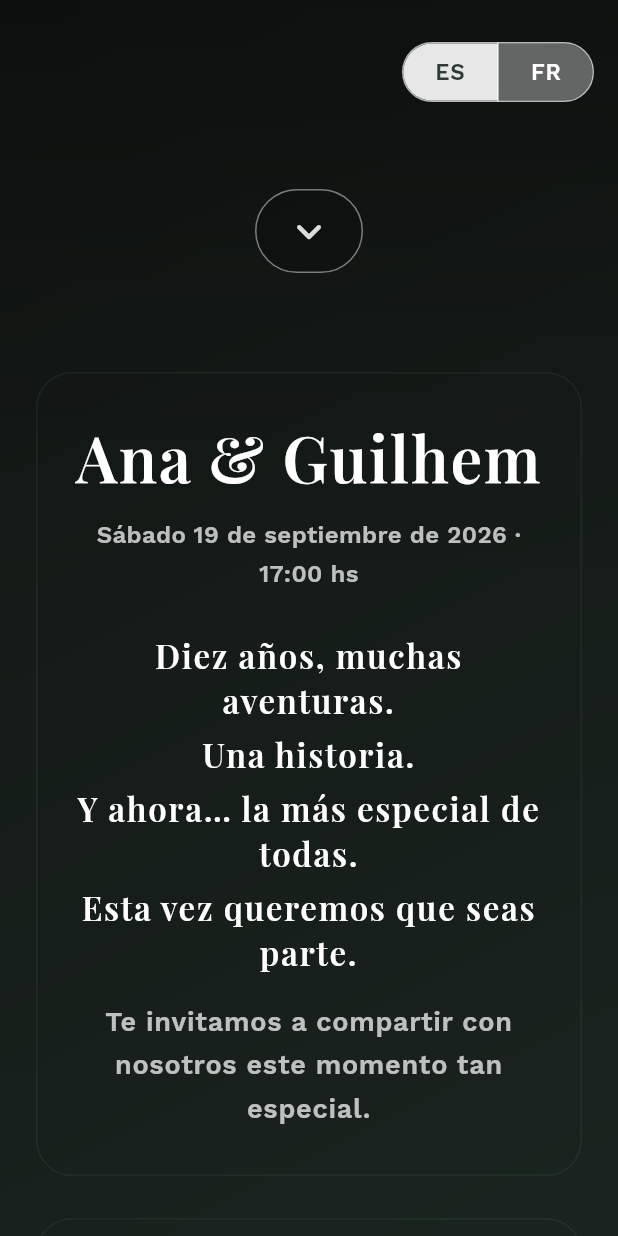
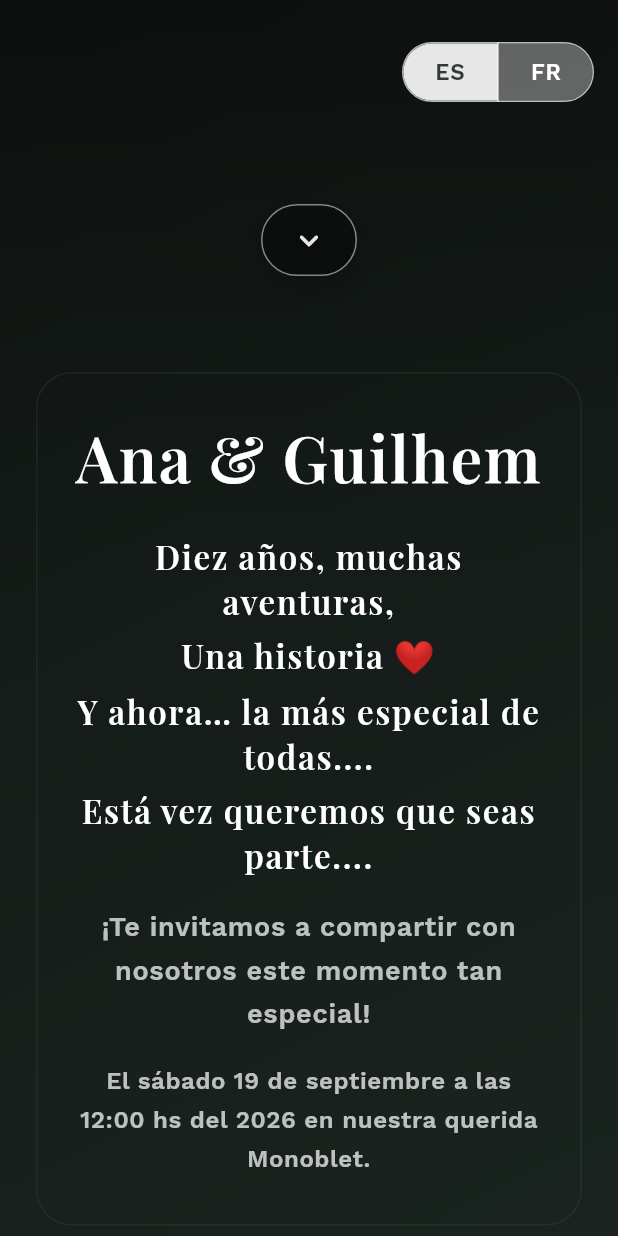
Before and after one commit to GonzaGarcia01914/ana_and_guille_wedding, a Flutter app: the screen it shows after launch, scrolled down 576 dp, on a phone screen of 412 x 824 dp. Run offline on Flutter 3.47's test engine with Material 3 defaults, Android fonts, the phone set to English and light mode, and no system bars; our stand-ins replace google_fonts; missing offline and left inert: dart:html, dart:ui_web.

Commit message:
version_0.0.1

```diff
--- a/lib/main.dart
+++ b/lib/main.dart
@@ -170,12 +170,13 @@ class WeddingInvitationPage extends StatefulWidget {
     coupleNames: 'Ana & Guilhem',
     videoUrl: 'assets/media/hero.mp4',
     mapUrl: 'https://maps.app.goo.gl/HyyjJ1SwnHrW1MUf9',
-    rsvpEmail: 'confirmaciones@bodalauraydaniel.com',
-    rsvpPhoneNumber: '5491112345678',
+    rsvpEmail: 'anakarinagarcia@gmail.com',
+    rsvpPhoneNumber: '595986561861',
     localized: {
       InvitationLocale.es: LocaleStrings(
         heroTagline: '',
-        celebrationDate: 'Sábado 19 de septiembre de 2026 · 17:00 hs',
+        celebrationDate:
+            'El sábado 19 de septiembre a las 12:00 hs del 2026 en nuestra querida Monoblet.',
         countdownTitle: 'Cuenta regresiva',
         countdownSubtitle: 'Hasta el 19 de septiembre de 2026',
         countdownLeadLabel: 'Faltan',
@@ -185,13 +186,13 @@ class WeddingInvitationPage extends StatefulWidget {
         minutesLabel: 'Minutos',
         secondsLabel: 'Segundos',
         storyLines: [
-          'Diez años, muchas aventuras.',
-          'Una historia.',
-          'Y ahora… la más especial de todas.',
-          'Esta vez queremos que seas parte.',
+          'Diez años, muchas aventuras,',
+          'Una historia ❤️',
+          'Y ahora… la más especial de todas....',
+          'Está vez queremos que seas parte....',
         ],
         storyInvite:
-            'Te invitamos a compartir con nosotros este momento tan especial.',
+            '¡Te invitamos a compartir con nosotros este momento tan especial!',
         locationTitle: 'Ubicación',
         venueName: 'Le Chat',
         locationSummary: 'Monoblet, Francia',
@@ -214,14 +215,15 @@ class WeddingInvitationPage extends StatefulWidget {
             'Elegante relajado en tonos neutros, tierra o verdes suaves.',
         registryLabel: 'Regalo',
         registryNote:
-            'Tu presencia es nuestro mejor regalo. Si deseás acompañarnos con un detalle, habrá una urna durante la recepción.',
+            'Tu presencia es nuestro mejor regalo. Si deseas acompañarnos con un detalle, habrá una urna durante la recepción.',
         footerMessage: 'Gracias por ser parte de este capítulo tan importante.',
         linkErrorMessage:
             'No pudimos abrir el enlace. Podés copiarlo desde la invitación.',
       ),
       InvitationLocale.fr: LocaleStrings(
         heroTagline: '',
-        celebrationDate: 'Samedi 19 septembre 2026 · 17h00',
+        celebrationDate:
+            'Le samedi 19 septembre à 12h00 en notre chère Monoblet.',
         countdownTitle: 'Compte à rebours',
         countdownSubtitle: "Jusqu'au 19 septembre 2026",
         countdownLeadLabel: 'Plus que',
@@ -231,13 +233,13 @@ class WeddingInvitationPage extends StatefulWidget {
         minutesLabel: 'Minutes',
         secondsLabel: 'Secondes',
         storyLines: [
-          'Dix ans, tant d’aventures.',
-          'Une histoire.',
-          'Et maintenant… la plus spéciale de toutes.',
-          'Cette fois, nous voulons que tu en fasses partie.',
+          "Dix ans, tant d'aventures,",
+          'Une histoire ❤️',
+          'Et maintenant… la plus spéciale de toutes....',
+          "Cette fois, nous voulons que tu en fasses partie....",
         ],
         storyInvite:
-            'Nous t’invitons à partager avec nous ce moment si spécial.',
+            "Nous t'invitons à partager ce moment si spécial avec nous !",
         locationTitle: 'Localisation',
         venueName: 'Le Chat',
         locationSummary: 'Monoblet, France',
@@ -262,7 +264,7 @@ class WeddingInvitationPage extends StatefulWidget {
             'Ta présence est notre plus beau cadeau. Une petite urne sera disponible pendant la réception.',
         footerMessage: 'Merci de faire partie de ce chapitre si important.',
         linkErrorMessage:
-            'Nous n’avons pas pu ouvrir le lien. Tu peux le copier depuis l’invitation.',
+            "Nous n'avons pas pu ouvrir le lien. Tu peux le copier depuis l'invitation.",
       ),
     },
   );
@@ -273,7 +275,7 @@ class WeddingInvitationPage extends StatefulWidget {
 
 class _WeddingInvitationPageState extends State<WeddingInvitationPage> {
   final ScrollController _scrollController = ScrollController();
-  final DateTime _targetDate = DateTime(2026, 9, 19, 17);
+  final DateTime _targetDate = DateTime(2026, 9, 19, 12);
   late final ValueNotifier<Duration> _countdownNotifier =
       ValueNotifier<Duration>(_timeRemaining());
   InvitationLocale _locale = InvitationLocale.es;
@@ -436,11 +438,6 @@ class _WeddingInvitationPageState extends State<WeddingInvitationPage> {
                         children: [
                           _WelcomeSection(details: details, strings: strings),
                           const SizedBox(height: 28),
-                          _CountdownSection(
-                            countdown: _countdownNotifier,
-                            strings: strings,
-                          ),
-                          const SizedBox(height: 28),
                           SectionCard(
                             title: strings.locationTitle,
                             icon: Icons.place_outlined,
@@ -538,14 +535,13 @@ class _WeddingInvitationPageState extends State<WeddingInvitationPage> {
                                   label: strings.dressCodeLabel,
                                   value: strings.dressCode,
                                 ),
-                                const SizedBox(height: 20),
-                                _InfoRow(
-                                  icon: Icons.card_giftcard_outlined,
-                                  label: strings.registryLabel,
-                                  value: strings.registryNote,
-                                ),
                               ],
                             ),
+                          ),
+                          const SizedBox(height: 28),
+                          _CountdownSection(
+                            countdown: _countdownNotifier,
+                            strings: strings,
                           ),
                           const SizedBox(height: 28),
                           _Footer(details: details, strings: strings),
@@ -573,36 +569,77 @@ class _WeddingInvitationPageState extends State<WeddingInvitationPage> {
   }
 }
 
-class _HeroOverlay extends StatelessWidget {
+class _HeroOverlay extends StatefulWidget {
   const _HeroOverlay({required this.onScrollPromptTap});
 
   final VoidCallback onScrollPromptTap;
 
   @override
+  State<_HeroOverlay> createState() => _HeroOverlayState();
+}
+
+class _HeroOverlayState extends State<_HeroOverlay>
+    with SingleTickerProviderStateMixin {
+  late final AnimationController _controller = AnimationController(
+    vsync: this,
+    duration: const Duration(milliseconds: 1100),
+  )..repeat(reverse: true);
+
+  late final Animation<double> _offset = Tween<double>(
+    begin: -3.5,
+    end: 3.5,
+  ).animate(CurvedAnimation(parent: _controller, curve: Curves.easeInOutSine));
+
+  @override
+  void dispose() {
+    _controller.dispose();
+    super.dispose();
+  }
+
+  @override
   Widget build(BuildContext context) {
-    final isWide = MediaQuery.of(context).size.width >= 720;
-    final iconSize = isWide ? 40.0 : 34.0;
+    final bool isWide = MediaQuery.of(context).size.width >= 720;
+    final double iconSize = isWide ? 30 : 26;
 
     return Column(
       children: [
         const Spacer(),
         GestureDetector(
-          onTap: onScrollPromptTap,
+          onTap: widget.onScrollPromptTap,
           child: Container(
-            padding: const EdgeInsets.symmetric(horizontal: 18, vertical: 10),
+            padding: EdgeInsets.symmetric(
+              horizontal: isWide ? 22 : 18,
+              vertical: isWide ? 12 : 10,
+            ),
             decoration: BoxDecoration(
-              color: Colors.black.withValues(alpha: 0.18),
-              borderRadius: BorderRadius.circular(32),
-              border: Border.all(color: Colors.white.withValues(alpha: 0.45)),
+              color: Colors.black.withValues(alpha: 0.24),
+              borderRadius: BorderRadius.circular(36),
+              border: Border.all(color: Colors.white.withValues(alpha: 0.5)),
+              boxShadow: [
+                BoxShadow(
+                  color: Colors.black.withValues(alpha: 0.22),
+                  offset: const Offset(0, 8),
+                  blurRadius: 18,
+                ),
+              ],
             ),
-            child: Icon(
-              Icons.keyboard_arrow_down_rounded,
-              size: iconSize,
-              color: Colors.white.withValues(alpha: 0.85),
+            child: AnimatedBuilder(
+              animation: _offset,
+              builder: (context, child) {
+                return Transform.translate(
+                  offset: Offset(0, _offset.value),
+                  child: child,
+                );
+              },
+              child: Icon(
+                Icons.keyboard_arrow_down_rounded,
+                size: iconSize,
+                color: Colors.white.withValues(alpha: 0.9),
+              ),
             ),
           ),
         ),
-        SizedBox(height: isWide ? 28 : 18),
+        SizedBox(height: isWide ? 26 : 16),
       ],
     );
   }
@@ -815,15 +852,6 @@ class _WelcomeSection extends StatelessWidget {
               color: textColor,
             ),
           ),
-          const SizedBox(height: 14),
-          Text(
-            strings.celebrationDate,
-            textAlign: TextAlign.center,
-            style: theme.textTheme.bodyMedium?.copyWith(
-              color: subtitleColor,
-              fontWeight: FontWeight.w600,
-            ),
-          ),
           SizedBox(height: isWide ? 32 : 26),
           for (int i = 0; i < strings.storyLines.length; i++) ...[
             Text(
@@ -837,13 +865,23 @@ class _WelcomeSection extends StatelessWidget {
             ),
             if (i != strings.storyLines.length - 1) const SizedBox(height: 6),
           ],
-          const SizedBox(height: 16),
+          SizedBox(height: isWide ? 22 : 18),
           Text(
             strings.storyInvite,
             textAlign: TextAlign.center,
             style: theme.textTheme.bodyLarge?.copyWith(
               color: subtitleColor,
               fontWeight: FontWeight.w600,
+            ),
+          ),
+          SizedBox(height: isWide ? 24 : 18),
+          Text(
+            strings.celebrationDate,
+            textAlign: TextAlign.center,
+            style: theme.textTheme.bodyMedium?.copyWith(
+              color: subtitleColor,
+              fontWeight: FontWeight.w600,
+              letterSpacing: 0.4,
             ),
           ),
         ],
```
Also changed, not shown: docs/assets/fonts/MaterialIcons-Regular.otf, 3 other files.
